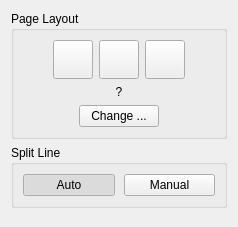
Above: filters/page_split/ui/PageSplitOptionsWidget.ui from 4lex4/scantailor-advanced before the change. Below: the same form after it.
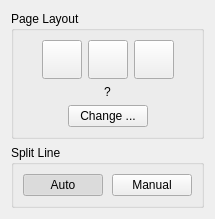
That is the form after the change. Icons and pictures are not drawn.

The edit to the form file:
```diff
--- a/filters/page_split/ui/PageSplitOptionsWidget.ui
+++ b/filters/page_split/ui/PageSplitOptionsWidget.ui
@@ -6,8 +6,8 @@
    <rect>
     <x>0</x>
     <y>0</y>
-    <width>238</width>
-    <height>227</height>
+    <width>199</width>
+    <height>219</height>
    </rect>
   </property>
   <property name="sizePolicy">
@@ -38,8 +38,8 @@
           </property>
           <property name="sizeHint" stdset="0">
            <size>
-            <width>13</width>
-            <height>20</height>
+            <width>1</width>
+            <height>1</height>
            </size>
           </property>
          </spacer>
@@ -120,8 +120,8 @@
           </property>
           <property name="sizeHint" stdset="0">
            <size>
-            <width>13</width>
-            <height>20</height>
+            <width>1</width>
+            <height>1</height>
            </size>
           </property>
          </spacer>
@@ -147,8 +147,8 @@
           </property>
           <property name="sizeHint" stdset="0">
            <size>
-            <width>40</width>
-            <height>20</height>
+            <width>1</width>
+            <height>1</height>
            </size>
           </property>
          </spacer>
@@ -167,8 +167,8 @@
           </property>
           <property name="sizeHint" stdset="0">
            <size>
-            <width>40</width>
-            <height>20</height>
+            <width>1</width>
+            <height>1</height>
            </size>
           </property>
          </spacer>
@@ -236,8 +236,8 @@
      </property>
      <property name="sizeHint" stdset="0">
       <size>
-       <width>20</width>
-       <height>52</height>
+       <width>1</width>
+       <height>1</height>
       </size>
      </property>
     </spacer>
```
